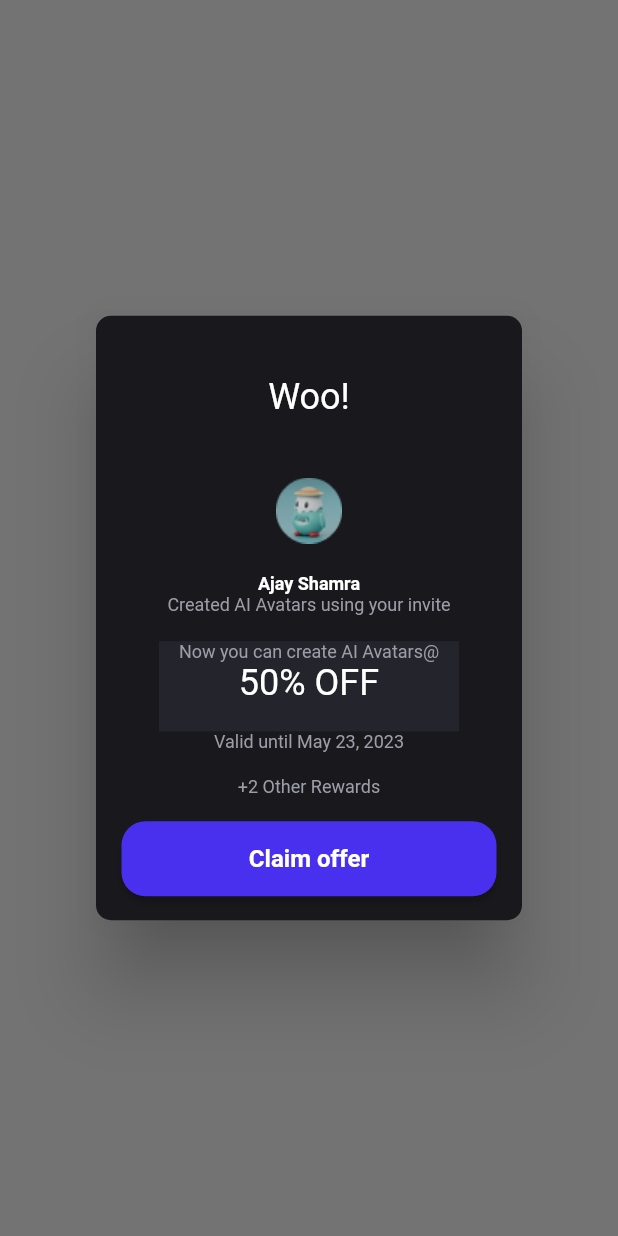
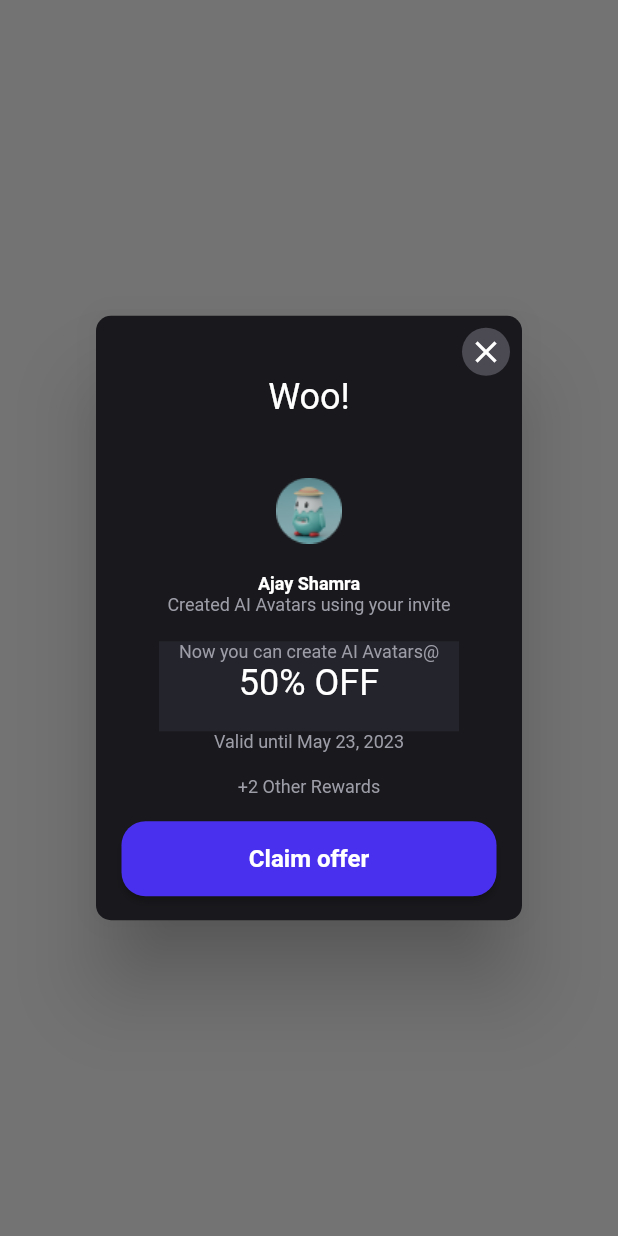
Before and after one commit to siddhartha2125/CouponApp, a Flutter app: the screen it shows after launch, after a tap on "Dialog 2", on a phone screen of 412 x 824 dp. Run offline on Flutter 3.47's test engine with Material 2 defaults, Android fonts, the phone set to English and light mode, and no system bars.

Commit message:
Cancel button

```diff
--- a/lib/dialog2.dart
+++ b/lib/dialog2.dart
@@ -13,7 +13,10 @@ class Dialog2 extends StatelessWidget {
       shape: RoundedRectangleBorder(
         borderRadius: BorderRadius.circular(10.0),
       ),
-      child: Column(
+      child: Stack(
+        alignment: Alignment.topRight,
+        children: [
+          Column(
             mainAxisSize: MainAxisSize.min,
             crossAxisAlignment: CrossAxisAlignment.center,
             children: [
@@ -131,6 +134,18 @@ class Dialog2 extends StatelessWidget {
               const SizedBox(height: 16.0),
             ],
           ),
+          IconButton(
+              onPressed: () {
+                Navigator.of(context).pop();
+              },
+              icon: CircleAvatar(
+                  backgroundColor: AppColors.backColor,
+                  child: const Icon(
+                    Icons.close,
+                    color: Colors.white,
+                  )))
+        ],
+      ),
     );
   }
 }
--- a/lib/utils/colors.dart
+++ b/lib/utils/colors.dart
@@ -5,4 +5,5 @@ class AppColors {
   static Color couponColor = const Color(0xff24242C);
   static Color buttonColor = const Color(0xff4930EE);
   static Color fadeColor = const Color(0xff9D9DA8);
+  static Color backColor = const Color(0xff4B4952);
 }
```
Also changed, not shown: lib/dialog1.dart (+15 -5 lines), lib/dialog3.dart (+16 -1 lines), 2 other files. Lines whose indentation alone changed are shown as unchanged.
